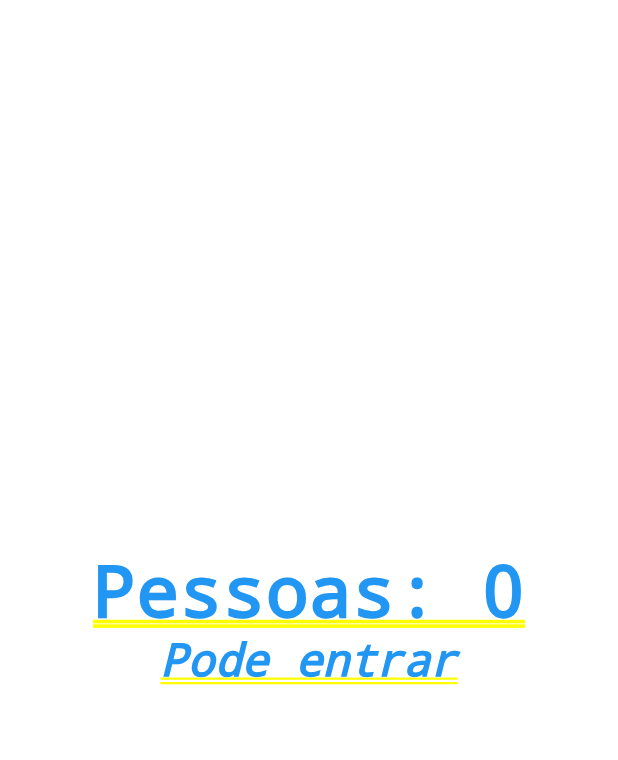
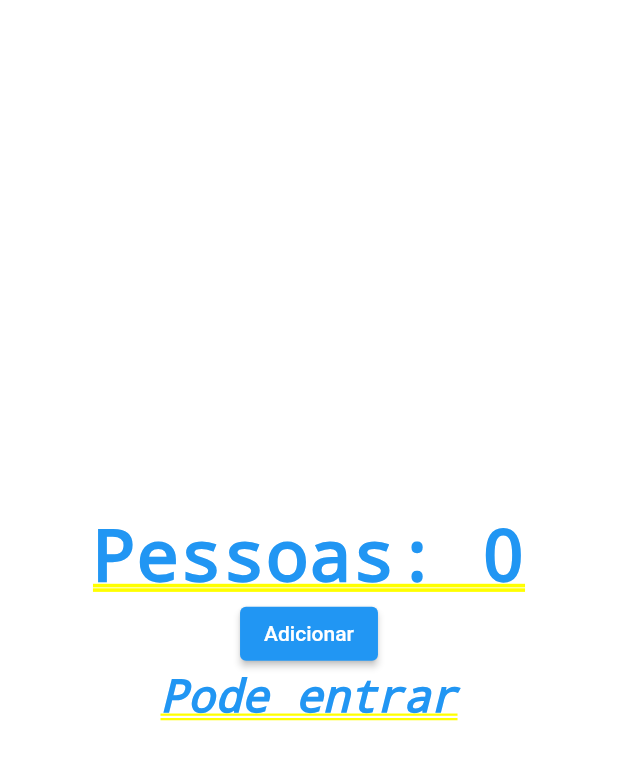
Before and after one commit to itamarpambo751/Contador-de-pessoas-Flutter-e-Dart, a Flutter app: the screen it shows after launch, on a phone screen of 412 x 824 dp. Shown: the top 760 px of the screen. Run offline on Flutter 3.47's test engine with Material 2 defaults, Android fonts, the phone set to English and light mode, and no system bars.

Commit message:
Ao que parece o Widget FlatButton já não é utilizado, tentei usar o FloatingActionButton mas ele ficou redondo então fiquei com o 'ElevatedButton'

```diff
--- a/lib/main.dart
+++ b/lib/main.dart
@@ -1,6 +1,8 @@
 import 'package:flutter/material.dart';
 
-
+void _onPressed () {
+  print("Adicionar");
+}
 void main() async {
   runApp(const MaterialApp(
     title: "Contador de Pessoas",
@@ -9,6 +11,10 @@ void main() async {
       children: <Widget> [
         Text("Pessoas: 0",
           style: TextStyle(color: Colors.blue),
+        ),
+        ElevatedButton(
+          onPressed:_onPressed,
+          child: Text("Adicionar"),
         ),
         Text("Pode entrar",
           style: TextStyle(
```
